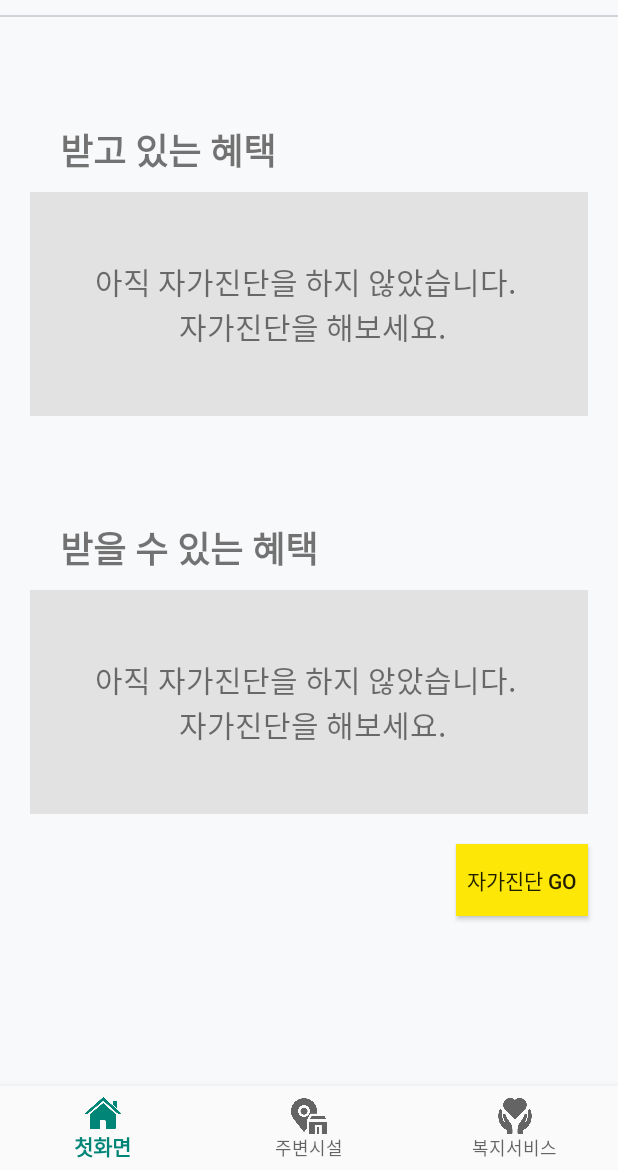
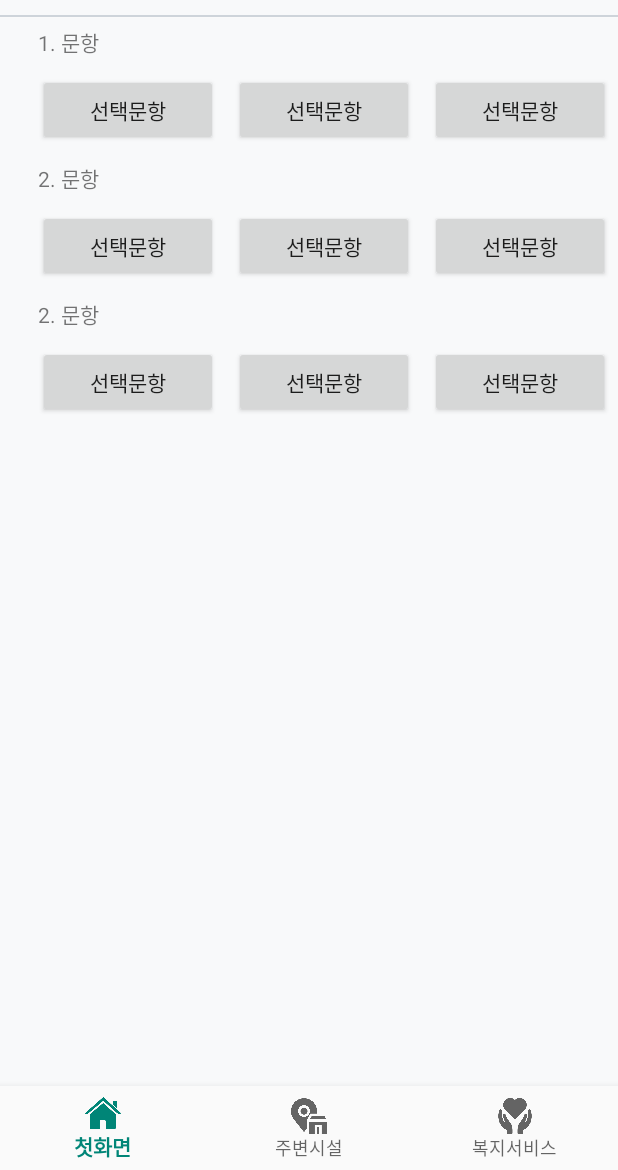
Before and after one commit to ssoso27/wc-front, an Android app: the screen it shows after launch (MainActivity), after a tap on "자가진단 GO", on a phone screen of 412 x 824 dp, the part 66-1236 px from its top. Run offline under Robolectric (Android 15) with nearby library versions, the phone set to English and light mode, and no system bars; libraries missing offline, so code that uses them is left out: com.kakao.auth; Roboto replaces fonts that are not available here; 2 statements that could not run were skipped.

Commit message:
[F18] 자가진단 화면 구현 - 자가진단Go 버튼과 자가진단 화면 연결

```diff
--- a/app/src/main/java/com/uuay/welcare_catcher/view/HomeFragment.java
+++ b/app/src/main/java/com/uuay/welcare_catcher/view/HomeFragment.java
@@ -2,36 +2,38 @@ package com.uuay.welcare_catcher.view;
 
 import android.os.Bundle;
 import android.support.v4.app.Fragment;
+import android.support.v4.app.FragmentManager;
+import android.support.v4.app.FragmentTransaction;
 import android.view.LayoutInflater;
 import android.view.View;
 import android.view.ViewGroup;
 import android.widget.Button;
-import android.widget.Toast;
 
 import com.uuay.welcare_catcher.R;
 
 public class HomeFragment extends Fragment {
-    public HomeFragment() {
-
-    }
+    Fragment sf = new SelfcheckFragment();
 
     @Override
     public View onCreateView(LayoutInflater inflater, ViewGroup container,
                              Bundle savedInstanceState) {
-        View view = inflater.inflate(R.layout.frag_home, container, false);
+        View view = inflater.inflate(R.layout.frag_home, container, false) ;
+
         Button btn = (Button) view.findViewById(R.id.button2);
 
-        btn.setOnClickListener(btnOnClick);
+        btn.setOnClickListener(new View.OnClickListener() {
+            @Override
+            public void onClick(View view) {
+                setChildFragment(sf);
+            }
+        });
 
-
-        return view;
+        return view ;
     }
-    Button.OnClickListener btnOnClick = new View.OnClickListener() {
-        @Override
-        public void onClick(View v) {
-            String toastMessage;
-            toastMessage = (String) "Button Click Event";
-            Toast.makeText(getContext(), toastMessage, Toast.LENGTH_SHORT).show();
-        }
-    };
+    public void setChildFragment(Fragment fragment) {
+        FragmentManager fm = getFragmentManager();
+        FragmentTransaction ft = fm.beginTransaction();
+        ft.replace(R.id.fragment_place, fragment);
+        ft.commit();
+    }
 }
--- a/app/src/main/java/com/uuay/welcare_catcher/view/SelfcheckFragment.java
+++ b/app/src/main/java/com/uuay/welcare_catcher/view/SelfcheckFragment.java
@@ -11,9 +11,6 @@ import android.widget.TextView;
 import com.uuay.welcare_catcher.R;
 
 public class SelfcheckFragment extends Fragment {
-    public SelfcheckFragment() {
-
-    }
 
     @Override
     public View onCreateView(LayoutInflater inflater, ViewGroup container,
--- a/app/src/main/res/layout/frag_selfcheck.xml
+++ b/app/src/main/res/layout/frag_selfcheck.xml
@@ -1,9 +1,12 @@
 <?xml version="1.0" encoding="utf-8"?>
-<FrameLayout xmlns:android="http://schemas.android.com/apk/res/android"
+<LinearLayout xmlns:android="http://schemas.android.com/apk/res/android"
     xmlns:app="http://schemas.android.com/apk/res-auto"
     xmlns:tools="http://schemas.android.com/tools"
     android:layout_width="match_parent"
-    android:layout_height="match_parent">
+    android:layout_height="match_parent"
+    android:orientation="vertical"
+    android:background="@color/gray0"
+    android:paddingLeft="20dp">
 
     <LinearLayout
         android:layout_width="match_parent"
@@ -130,4 +133,4 @@
     </LinearLayout>
 
 
-</FrameLayout>
+</LinearLayout>
```
